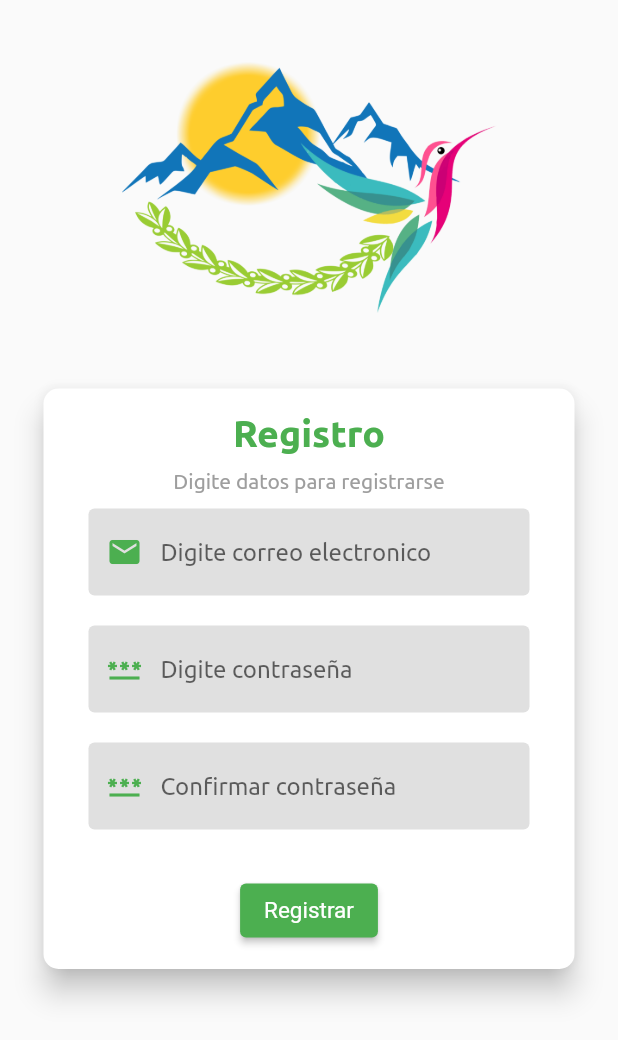
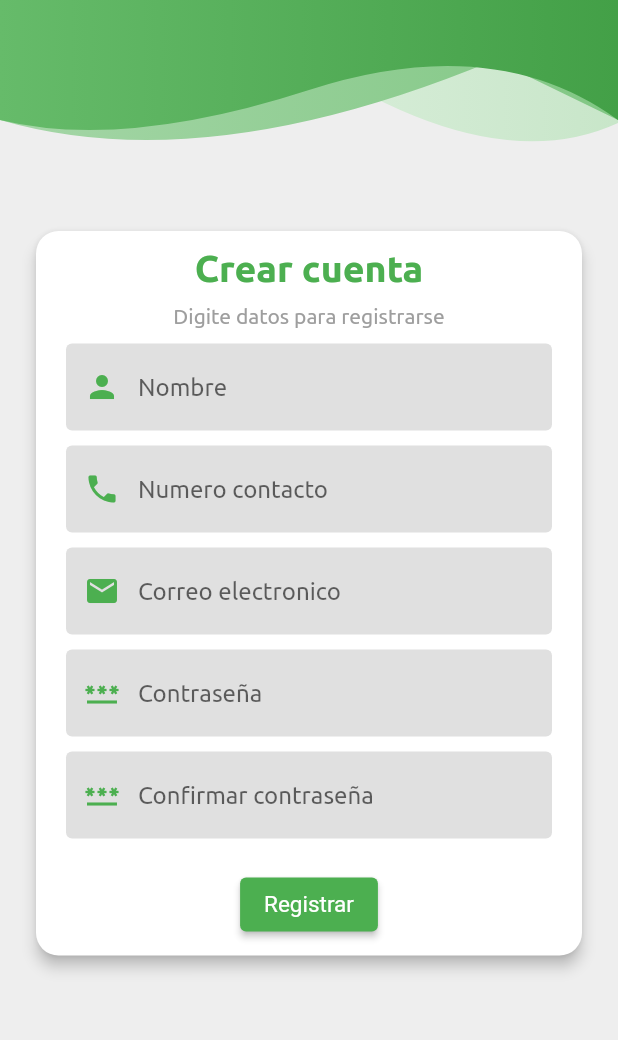
Before and after one commit to pueblobelloapp/pueblobelloapp, a Flutter app: the Registrar screen opened directly, on a phone screen of 412 x 824 dp. Shown: the top 1040 px of the screen. Run offline on Flutter 3.47's test engine with Material 2 defaults, Android fonts, the phone set to English and light mode, and no system bars; our stand-ins replace auto_size_text, cloud_firestore, equatable, firebase_auth, firebase_core, firebase_storage and 6 more; accounts and stored records are empty; project files that could hold a hidden picture were left out.

```diff
--- a/lib/Recursos/Controller/PropietarioController.dart
+++ b/lib/Recursos/Controller/PropietarioController.dart
@@ -24,6 +24,7 @@ class PropietarioController extends GetxController {
 
   Future<void> savePropietario(
       String nombre,
+      String rool,
       String sitioturistico,
       String edad,
       String genero,
@@ -36,6 +37,7 @@ class PropietarioController extends GetxController {
     final uid = _myPropietarioRepository.newId();
     _toEdit = Propietario(
         id: uid,
+        rool: rool,
         nombre: nombre,
         edad: edad,
         genero: genero,
@@ -57,6 +59,7 @@ class PropietarioController extends GetxController {
 
   Future<void> editSite(
       String uid,
+      String rool,
       String nombre,
       String edad,
       String genero,
@@ -67,6 +70,7 @@ class PropietarioController extends GetxController {
 
     _toEdit = Propietario(
         id: uid,
+        rool: rool ,
         nombre: nombre,
         edad: edad,
         genero: genero,
--- a/lib/Recursos/Models/PropietarioModel.dart
+++ b/lib/Recursos/Models/PropietarioModel.dart
@@ -2,6 +2,7 @@ import 'package:equatable/equatable.dart';
 
 class Propietario extends Equatable {
   final String id;
+  final String rool;
   final String nombre;
   final String edad;
   final String genero;
@@ -9,8 +10,9 @@ class Propietario extends Equatable {
   final String contacto;
   final String? foto;
 
-  const Propietario(
-      {required this.id,
+  const Propietario({
+      required this.id,
+      required this.rool,
       required this.nombre,
       required this.edad,
       required this.genero,
@@ -20,11 +22,12 @@ class Propietario extends Equatable {
 
   @override
   // TODO: implement props
-  List<Object?> get props => [id, nombre, edad, genero, correo, contacto];
+  List<Object?> get props => [id, rool, nombre, edad, genero, correo, contacto];
 
   Map<String, Object?> toFirebaseMap() {
     return <String, Object?>{
       'id': id,
+      'rool' : rool,
       'nombre': nombre,
       'edad': edad,
       'genero': genero,
@@ -36,6 +39,7 @@ class Propietario extends Equatable {
 
   Propietario.fromFirebaseMap(Map<String, Object?> data)
       : id = data['id'] as String,
+        rool = data['rool'] as String,
         nombre = data['nombre'] as String,
         edad = data['edad'] as String,
         genero = data['genero'] as String,
@@ -45,6 +49,7 @@ class Propietario extends Equatable {
 
   Propietario copyWith({
     String? id,
+    String? rool,
     String? nombre,
     String? edad,
     String? genero,
@@ -53,6 +58,7 @@ class Propietario extends Equatable {
     String? foto,
   }) {
     return Propietario(id : id ?? this.id,
+        rool: rool ?? this.rool,
         nombre: nombre ?? this.nombre,
         edad : edad ?? this.edad,
         genero : genero ?? this.genero,
--- a/lib/Recursos/Paginas/MyApp.dart
+++ b/lib/Recursos/Paginas/MyApp.dart
@@ -9,6 +9,7 @@ import 'package:app_turismo/Recursos/Paginas/modulopages/ModulePropietario.dart'
 import 'package:app_turismo/Recursos/Paginas/modulopages/ModuleSitiosTuristico.dart';
 import 'package:app_turismo/Recursos/Paginas/modulopages/NavegacionSitioTuristico.dart';
 import 'package:app_turismo/Recursos/Paginas/modulopages/PerfilPropietario.dart';
+import 'package:app_turismo/Recursos/Paginas/modulopages/RecuperarCuenta.dart';
 import 'package:get/get.dart';
 
 import 'package:flutter/material.dart';
@@ -33,6 +34,7 @@ class MyApp extends StatelessWidget {
         'MenuPropietario' : (BuildContext context) => NavegacionPropietario(),
         'MenuSitioTuristico' : (BuildContext context) => NavegacionSitioTuristico(),
         'Propietario' : (BuildContext context) => PerfilPropietario(),
+        'RecoveryPass' : (BuildContext context) => RecuperarPassword()
       },
     );
   }
--- a/lib/Recursos/Paginas/Register.dart
+++ b/lib/Recursos/Paginas/Register.dart
@@ -1,7 +1,9 @@
 import 'package:app_turismo/Recursos/Constants/Constans.dart';
 import 'package:app_turismo/Recursos/Controller/LoginController.dart';
+import 'package:app_turismo/Recursos/Paginas/modulopages/HeaderProfile.dart';
 
-import 'package:cloud_firestore/cloud_firestore.dart';import 'package:firebase_auth/firebase_auth.dart';
+import 'package:cloud_firestore/cloud_firestore.dart';
+import 'package:firebase_auth/firebase_auth.dart';
 import 'package:flutter/material.dart';
 import 'package:get/get.dart';
 
@@ -13,7 +15,8 @@ class Registrar extends StatefulWidget {
 }
 
 class _RegistrarState extends State<Registrar> {
-
+  TextEditingController _nombre = TextEditingController();
+  TextEditingController _contacto = TextEditingController();
   TextEditingController _email = TextEditingController();
   TextEditingController _passwordL = TextEditingController();
   TextEditingController _passwordConfirmada = TextEditingController();
@@ -25,35 +28,35 @@ class _RegistrarState extends State<Registrar> {
   @override
   Widget build(BuildContext context) {
     return Scaffold(
+        backgroundColor: Colors.grey.shade200,
         body: SingleChildScrollView(
             child: Column(
-                children: [ImagenLogo(), FormRegister()])));
+          mainAxisAlignment: MainAxisAlignment.start,
+          children: [HeaderImage(), SizedBox(height: 30), FormRegister()],
+        )));
   }
-  Widget ImagenLogo() {
-    return Image.asset(
-      'assets/img/Logo.png',
-      width: 250,
-      height: 250,
-    );
+
+  Widget HeaderImage() {
+    return Container(height: 100, child: HeaderProfile(100));
   }
 
   Widget FormRegister() {
     return Padding(
-        padding: EdgeInsets.fromLTRB(25, 5, 25, 5),
+        padding: EdgeInsets.all(20),
         child: Card(
             shape: RoundedRectangleBorder(
-              borderRadius: BorderRadius.circular(10),
+              borderRadius: BorderRadius.circular(15),
             ),
-            elevation: 8,
+            elevation: 4,
             shadowColor: Colors.black,
             child: Form(
                 key: _formkey,
                 child: Container(
-                  margin: const EdgeInsets.fromLTRB(30, 15, 30, 15),
+                  margin: const EdgeInsets.fromLTRB(20, 10, 20, 10),
                   child: Column(
                     crossAxisAlignment: CrossAxisAlignment.center,
                     children: <Widget>[
-                      Text("Registro",
+                      Text("Crear cuenta",
                           style: TextStyle(
                               fontSize: 25,
                               color: Colors.green,
@@ -63,24 +66,40 @@ class _RegistrarState extends State<Registrar> {
                           style: TextStyle(color: Colors.grey.shade500)),
                       SizedBox(height: 10),
                       TextFieldWidget(
+                          _nombre,
+                          Icon(Icons.person, color: Colors.green),
+                          "Nombre",
+                          false,
+                          "Error, campo requerido",
+                          TextInputType.text),
+                      SizedBox(height: 10),
+                      TextFieldWidget(
+                          _contacto,
+                          Icon(Icons.phone, color: Colors.green),
+                          "Numero contacto",
+                          false,
+                          "Error, campo requerido",
+                          TextInputType.number),
+                      SizedBox(height: 10),
+                      TextFieldWidget(
                           _email,
                           Icon(Icons.email, color: Colors.green),
-                          "Digite correo electronico",
+                          "Correo electronico",
                           false,
-                          "Error, compruebe correo.",
+                          "Error, campo requerido.",
                           TextInputType.emailAddress),
-                      SizedBox(height: 20),
+                      SizedBox(height: 10),
                       TextFieldWidget(
                           _passwordL,
                           Icon(
                             Icons.password,
                             color: Colors.green,
                           ),
-                          "Digite contraseña",
+                          "Contraseña",
                           true,
                           "Error, digite una contraseña",
                           TextInputType.text),
-                      SizedBox(height: 20),
+                      SizedBox(height: 10),
                       TextFieldWidget(
                           _passwordConfirmada,
                           Icon(
@@ -91,16 +110,30 @@ class _RegistrarState extends State<Registrar> {
                           true,
                           "Error, digite una contraseña",
                           TextInputType.text),
-                      SizedBox(height: 30),
+                      SizedBox(height: 20),
                       ElevatedButton(
                         style: Constants.buttonPrimary,
                         onPressed: () {
                           if (_formkey.currentState!.validate()) {
                             if (_passwordL.text == _passwordConfirmada.text) {
-                              signUp(_email.text, _passwordL.text);
+                              signUp(_email.text, _passwordL.text, _nombre.text,
+                                  _contacto.text);
+
+                            } else {
+                              messageInfromation(
+                                  "Validacion campos",
+                                  "Las contraseñas no coinciden.",
+                                  Icon(Icons.password), Colors.red);
                             }
-
                           }
+                          _formkey.currentState?.reset();
+                          setState(() {
+                            _nombre.clear();
+                            _contacto.clear();
+                            _email.clear();
+                            _passwordL.clear();
+                            _passwordConfirmada.clear();
+                          });
                         },
                         child: const Text('Registrar'),
                       ),
@@ -142,27 +175,53 @@ class _RegistrarState extends State<Registrar> {
         cursorColor: Colors.green);
   }
 
-  void signUp(String email, String password) async {
+  void signUp(
+      String email, String password, String nombre, String contacto) async {
     CircularProgressIndicator();
     if (_formkey.currentState!.validate()) {
-      await _auth
-          .createUserWithEmailAndPassword(email: email, password: password)
-          .then((value) => {postDetailsToFirestore()})
-          .catchError((e) {});
+      try {
+        await _auth
+            .createUserWithEmailAndPassword(email: email, password: password)
+            .then((value) => {postDetailsToFirestore(nombre, contacto)});
+      } on FirebaseException catch (e) {
+        if (e.code == "email-already-in-use") {
+          messageInfromation("Validacion datos",
+              "El correo se encuentra registrado", Icon(Icons.email_outlined), Colors.red);
+        }
+      }
     }
   }
 
-  Future<void> postDetailsToFirestore() async {
+  void messageInfromation(String titulo, String mensaje, Icon icono, Color color) {
+    Get.showSnackbar(GetSnackBar(
+      title: titulo,
+      message: mensaje,
+      icon: icono,
+      duration: Duration(seconds: 4),
+      backgroundColor: color,
+    ));
+  }
+
+  Future<void> postDetailsToFirestore(String nombre, String contacto) async {
     FirebaseFirestore firebaseFirestore = FirebaseFirestore.instance;
     var user = _auth.currentUser;
-    final ref = firebaseFirestore.doc(
-        'propietario/${user!.uid}');
+    final ref = firebaseFirestore.doc('propietario/${user!.uid}');
 
-
-    await ref.set(({'rool': 'Propietario', 'correo' : user.email, 'uid' : user.uid}), SetOptions(merge: false));
     await ref.set(
-        ({'rool': 'Propietario', 'correo': user.email, 'uid': user.uid}),
+        ({
+          'uid': user.uid,
+          'rool': 'Propietario',
+          'nombre': nombre,
+          'edad': '0',
+          'genero': 'Sin Definir',
+          'correo': user.email,
+          'contacto': contacto
+        }),
         SetOptions(merge: false));
 
+    messageInfromation(
+        "Informacion Registro",
+        "Se registro correctamente.",
+        Icon(Icons.person_add), Colors.lightGreen);
   }
 }
--- a/lib/Recursos/Paginas/modulopages/HeaderProfile.dart
+++ b/lib/Recursos/Paginas/modulopages/HeaderProfile.dart
@@ -4,21 +4,17 @@ import 'package:flutter/material.dart';
 
 class HeaderProfile extends StatefulWidget {
   final double _height;
-  final bool _showIcon;
-  final IconData _icon;
 
-  const HeaderProfile(this._height, this._showIcon, this._icon, {Key? key}) : super(key: key);
+  const HeaderProfile(this._height, {Key? key}) : super(key: key);
 
   @override
-  _HeaderProfileState createState() => _HeaderProfileState(_height, _showIcon, _icon);
+  _HeaderProfileState createState() => _HeaderProfileState(_height);
 }
 
 class _HeaderProfileState extends State<HeaderProfile> {
   double _height;
-  bool _showIcon;
-  IconData _icon;
 
-  _HeaderProfileState(this._height, this._showIcon, this._icon);
+  _HeaderProfileState(this._height);
 
   @override
   Widget build(BuildContext context) {
--- a/lib/main.dart
+++ b/lib/main.dart
@@ -30,7 +30,6 @@ void main() async {
   await injectDependencies();
   Get.put(ControllerLogin());
   Get.put(EditSitesController(null));
-//  Get.find<GextControllerTurismo>();
   Get.put(GextControllerTurismo());
 
   runApp(const MyApp());
```
Also changed, not shown: lib/Recursos/Controller/LoginController.dart (+21 -4 lines), lib/Recursos/Paginas/Login.dart (+64 -39 lines), lib/Recursos/Paginas/Menu.dart (+44 -7 lines), lib/Recursos/Paginas/RecuperarContraseña.dart (deleted, +0 -121 lines), lib/Recursos/Paginas/modulopages/ModulePropietario.dart (+1 -8 lines), lib/Recursos/Paginas/modulopages/PerfilPropietario.dart (+7 -5 lines), lib/Recursos/Paginas/modulopages/RecuperarCuenta.dart (added, +161 -0 lines), assets/img/paisaje.png (deleted), assets/img/perfil.png (deleted).
